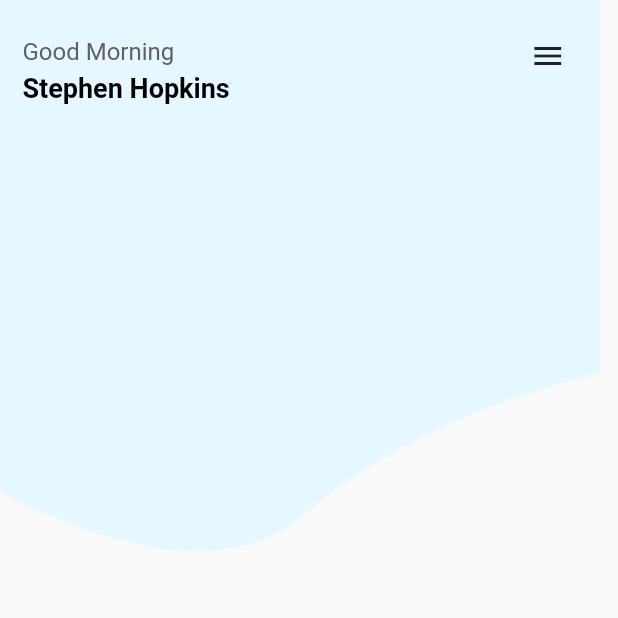
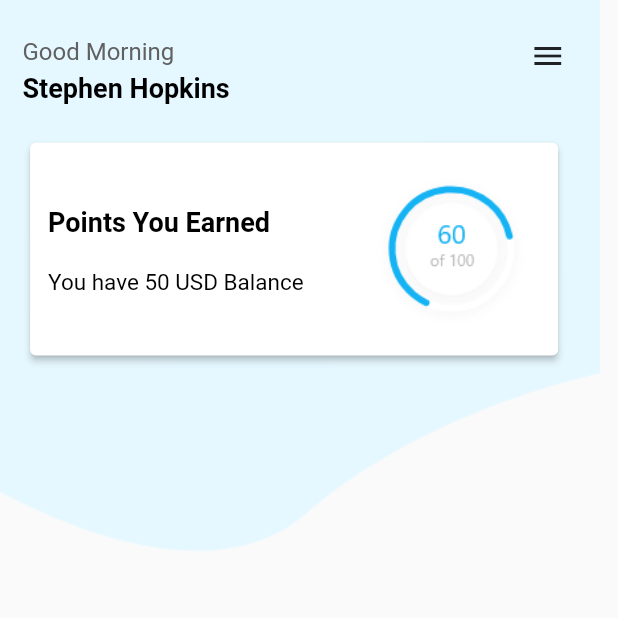
Before and after one commit to shahrukhktk/Collabrre, a Flutter app: the screen it shows after launch, on a phone screen of 412 x 824 dp, the top half of it. Run offline on Flutter 3.47's test engine with Material 2 defaults, Android fonts, the phone set to English and light mode, and no system bars; Roboto replaces fonts that are missing (SFProDisplay).

Commit message:
init progress done

```diff
--- a/lib/main.dart
+++ b/lib/main.dart
@@ -29,7 +29,9 @@ class _HomeScreenState extends State<HomeScreen> {
                 top: 10,
                 child: Padding(
                   padding: const EdgeInsets.all(15.0),
-                  child: Row(
+                  child: Column(
+                    children: <Widget>[
+                      Row(
                         mainAxisAlignment: MainAxisAlignment.spaceBetween,
                         crossAxisAlignment: CrossAxisAlignment.start,
                         children: <Widget>[
@@ -57,6 +59,50 @@ class _HomeScreenState extends State<HomeScreen> {
 
                         ],
                       ),
+
+                      SizedBox(height: 20,),
+
+                      SizedBox(
+                        width: 360,
+                        height: 150,
+                        child: Card(
+                          elevation: 2,
+                          child: Padding(
+                            padding: const EdgeInsets.all(12.0),
+                            child: Row(
+                              mainAxisAlignment: MainAxisAlignment.spaceBetween,
+                              children: <Widget>[
+                                Column(
+                                  mainAxisAlignment: MainAxisAlignment.center,
+                                  crossAxisAlignment: CrossAxisAlignment.start,
+                                  children: <Widget>[
+                                    Text(
+                                      'Points You Earned', style: TextStyle(
+                                        color: Colors.black, fontSize: 18, fontWeight: FontWeight.w600, height: 1.5
+                                    ),
+                                    ),
+
+                                    Padding(
+                                      padding: const EdgeInsets.only(top: 15.0),
+                                      child: Text(
+                                        'You have 50 USD Balance', style: TextStyle(
+                                          color: Colors.black, fontSize: 15, fontWeight: FontWeight.normal, height: 1.5
+                                      ),
+                                      ),
+                                    ),
+                                  ],
+                                ),
+
+                                Image(image: AssetImage('images/progress.png'),),
+
+                              ],
+                            ),
+                          ),
+                        ),
+                      ),
+
+                    ],
+                  ),
                 ),
               ),
             ],
--- a/pubspec.yaml
+++ b/pubspec.yaml
@@ -43,6 +43,7 @@ flutter:
   # To add assets to your application, add an assets section, like this:
   assets:
     - images/background.png
+    - images/progress.png
 #    - images/a_dot_ham.jpeg
 
   # An image asset can refer to one or more resolution-specific "variants", see
```
Also changed, not shown: images/progress.png (added). Lines whose indentation alone changed are shown as unchanged.
